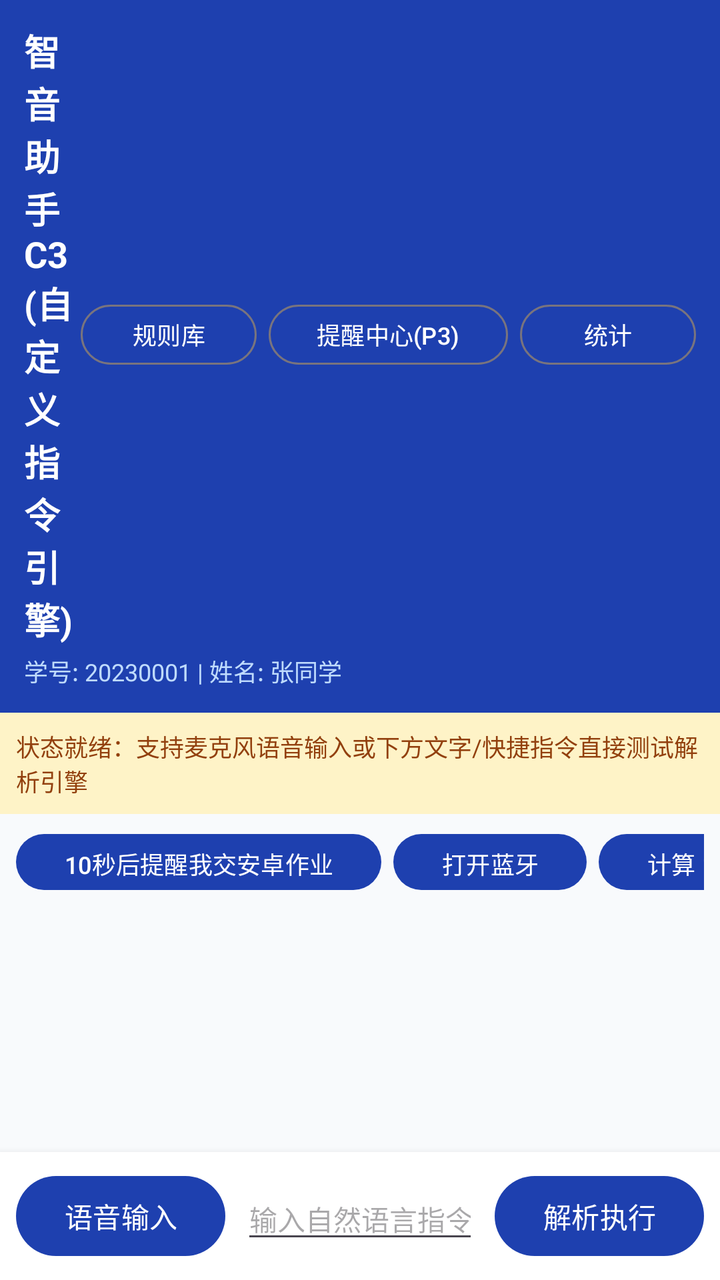
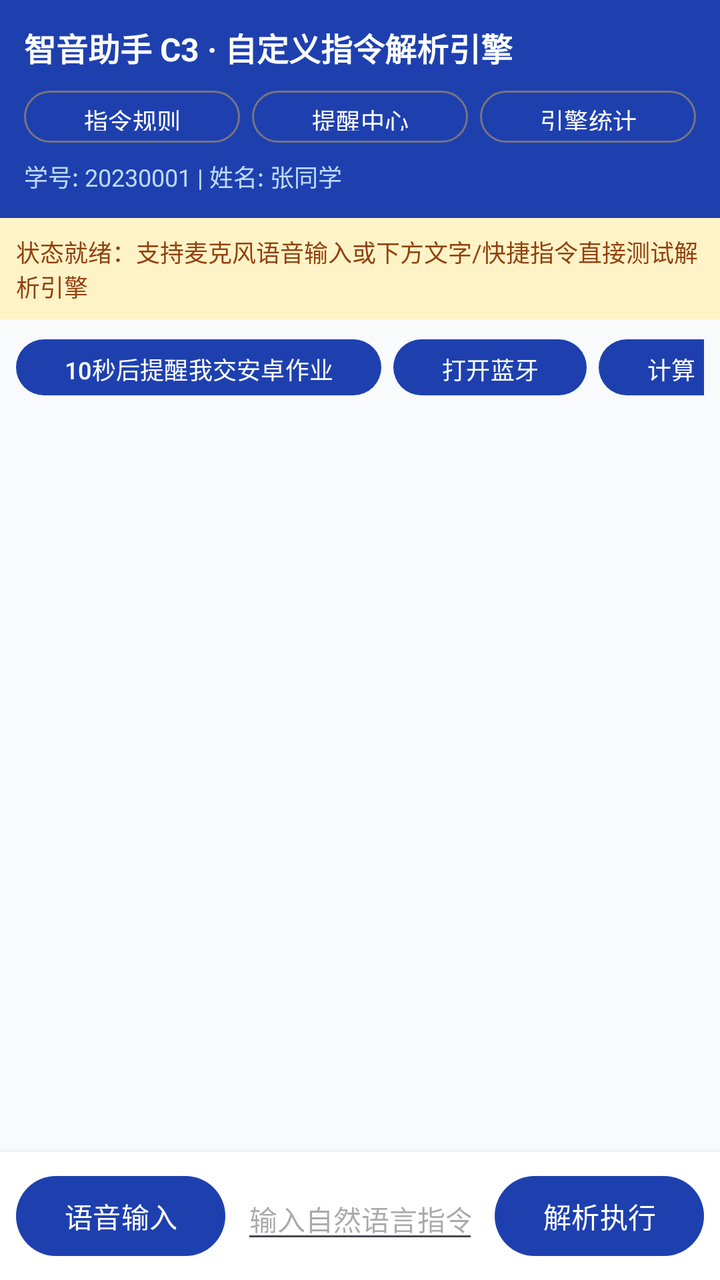

Screens rendered from an Android XML layout before and after an edit, with the pre-edit source and the edit as a unified diff.
<!-- AndroidManifest.xml: application theme Theme.VoiceIntelligence -->
<!-- res/layout/activity_voice_chat.xml -->
<?xml version="1.0" encoding="utf-8"?>
<LinearLayout xmlns:android="http://schemas.android.com/apk/res/android"
    android:layout_width="match_parent"
    android:layout_height="match_parent"
    android:orientation="vertical"
    android:background="@color/bg_light">

    
    <LinearLayout
        android:layout_width="match_parent"
        android:layout_height="wrap_content"
        android:background="@color/primary"
        android:orientation="vertical"
        android:padding="12dp">

        <LinearLayout
            android:layout_width="match_parent"
            android:layout_height="wrap_content"
            android:gravity="center_vertical"
            android:orientation="horizontal">

            <TextView
                android:layout_width="0dp"
                android:layout_height="wrap_content"
                android:layout_weight="1"
                android:text="智音助手 C3 (自定义指令引擎)"
                android:textColor="#FFFFFF"
                android:textSize="18sp"
                android:textStyle="bold" />

            <Button
                android:id="@+id/btnOpenRules"
                style="?attr/materialButtonOutlinedStyle"
                android:layout_width="wrap_content"
                android:layout_height="38dp"
                android:text="规则库"
                android:textColor="#FFFFFF"
                android:textSize="12sp" />

            <Button
                android:id="@+id/btnOpenCompanion"
                style="?attr/materialButtonOutlinedStyle"
                android:layout_width="wrap_content"
                android:layout_height="38dp"
                android:layout_marginStart="6dp"
                android:text="提醒中心(P3)"
                android:textColor="#FFFFFF"
                android:textSize="12sp" />

            <Button
                android:id="@+id/btnOpenStats"
                style="?attr/materialButtonOutlinedStyle"
                android:layout_width="wrap_content"
                android:layout_height="38dp"
                android:layout_marginStart="6dp"
                android:text="统计"
                android:textColor="#FFFFFF"
                android:textSize="12sp" />
        </LinearLayout>

        <TextView
            android:id="@+id/tvWatermark"
            android:layout_width="match_parent"
            android:layout_height="wrap_content"
            android:layout_marginTop="4dp"
            android:text="@string/watermark_default"
            android:textColor="#BFDBFE"
            android:textSize="12sp" />
    </LinearLayout>

    
    <TextView
        android:id="@+id/tvPermissionBanner"
        android:layout_width="match_parent"
        android:layout_height="wrap_content"
        android:background="#FEF3C7"
        android:padding="8dp"
        android:text="状态就绪：支持麦克风语音输入或下方文字/快捷指令直接测试解析引擎"
        android:textColor="#92400E"
        android:textSize="12sp" />

    
    <HorizontalScrollView
        android:layout_width="match_parent"
        android:layout_height="wrap_content"
        android:paddingHorizontal="8dp"
        android:paddingVertical="6dp"
        android:scrollbars="none">

        <LinearLayout
            android:layout_width="wrap_content"
            android:layout_height="wrap_content"
            android:orientation="horizontal">

            <Button
                android:id="@+id/chipQuickReminder"
                android:layout_width="wrap_content"
                android:layout_height="36dp"
                android:text="10秒后提醒我交安卓作业"
                android:textSize="12sp" />

            <Button
                android:id="@+id/chipQuickDevice"
                android:layout_width="wrap_content"
                android:layout_height="36dp"
                android:layout_marginStart="6dp"
                android:text="打开蓝牙"
                android:textSize="12sp" />

            <Button
                android:id="@+id/chipQuickMath"
                android:layout_width="wrap_content"
                android:layout_height="36dp"
                android:layout_marginStart="6dp"
                android:text="计算 128 乘 16"
                android:textSize="12sp" />

            <Button
                android:id="@+id/chipQuickDefense"
                android:layout_width="wrap_content"
                android:layout_height="36dp"
                android:layout_marginStart="6dp"
                android:text="系统状态自检"
                android:textSize="12sp" />
        </LinearLayout>
    </HorizontalScrollView>

    
    <FrameLayout
        android:layout_width="match_parent"
        android:layout_height="0dp"
        android:layout_weight="1">

        <androidx.recyclerview.widget.RecyclerView
            android:id="@+id/rvChatList"
            android:layout_width="match_parent"
            android:layout_height="match_parent"
            android:padding="12dp" />

        <TextView
            android:id="@+id/tvEmptyChat"
            android:layout_width="wrap_content"
            android:layout_height="wrap_content"
            android:layout_gravity="center"
            android:gravity="center"
            android:text="暂无对话记录
请点击下方语音按钮或输入指令体验自定义解析引擎"
            android:textColor="@color/text_secondary"
            android:visibility="gone" />
    </FrameLayout>

    
    <LinearLayout
        android:layout_width="match_parent"
        android:layout_height="wrap_content"
        android:background="@color/surface_card"
        android:elevation="6dp"
        android:gravity="center_vertical"
        android:orientation="horizontal"
        android:padding="8dp">

        <Button
            android:id="@+id/btnVoiceMic"
            android:layout_width="wrap_content"
            android:layout_height="wrap_content"
            android:text="语音输入" />

        <EditText
            android:id="@+id/etCommandInput"
            android:layout_width="0dp"
            android:layout_height="wrap_content"
            android:layout_marginHorizontal="8dp"
            android:layout_weight="1"
            android:hint="输入自然语言指令 (如: 15秒后提醒我喝水)"
            android:inputType="text"
            android:maxLines="2"
            android:textSize="14sp" />

        <Button
            android:id="@+id/btnSendCommand"
            android:layout_width="wrap_content"
            android:layout_height="wrap_content"
            android:text="解析执行" />
    </LinearLayout>
</LinearLayout>
<!-- resources referenced by this layout -->
<resources>
  <color name="bg_light">#F8FAFC</color>
  <color name="primary">#1E40AF</color>
  <color name="surface_card">#FFFFFF</color>
  <color name="text_secondary">#475569</color>
  <string name="watermark_default">学号: 20230001 | 姓名: 张同学</string>
  <style name="Theme.VoiceIntelligence" parent="Theme.Material3.DayNight.NoActionBar">
          <item name="colorPrimary">@color/primary</item>
          <item name="colorSecondary">@color/accent</item>
          <item name="android:statusBarColor">@color/primary_dark</item>
      </style>
  <color name="accent">#0284C7</color>
  <color name="primary_dark">#1E3A8A</color>
</resources>

<!-- the commit's change to res/layout/activity_voice_chat.xml (unified diff, before → after) -->
@@ -3,6 +3,7 @@
     android:layout_width="match_parent"
     android:layout_height="match_parent"
     android:orientation="vertical"
+    android:fitsSystemWindows="true"
     android:background="@color/bg_light">
 
     
@@ -13,47 +14,52 @@
         android:orientation="vertical"
         android:padding="12dp">
 
+        <TextView
+            android:layout_width="match_parent"
+            android:layout_height="wrap_content"
+            android:ellipsize="end"
+            android:maxLines="1"
+            android:text="智音助手 C3 · 自定义指令解析引擎"
+            android:textColor="#FFFFFF"
+            android:textSize="16sp"
+            android:textStyle="bold" />
+
         <LinearLayout
             android:layout_width="match_parent"
             android:layout_height="wrap_content"
+            android:layout_marginTop="6dp"
             android:gravity="center_vertical"
             android:orientation="horizontal">
-
-            <TextView
-                android:layout_width="0dp"
-                android:layout_height="wrap_content"
-                android:layout_weight="1"
-                android:text="智音助手 C3 (自定义指令引擎)"
-                android:textColor="#FFFFFF"
-                android:textSize="18sp"
-                android:textStyle="bold" />
 
             <Button
                 android:id="@+id/btnOpenRules"
                 style="?attr/materialButtonOutlinedStyle"
-                android:layout_width="wrap_content"
-                android:layout_height="38dp"
-                android:text="规则库"
+                android:layout_width="0dp"
+                android:layout_height="34dp"
+                android:layout_weight="1"
+                android:text="指令规则库"
                 android:textColor="#FFFFFF"
                 android:textSize="12sp" />
 
             <Button
                 android:id="@+id/btnOpenCompanion"
                 style="?attr/materialButtonOutlinedStyle"
-                android:layout_width="wrap_content"
-                android:layout_height="38dp"
+                android:layout_width="0dp"
+                android:layout_height="34dp"
                 android:layout_marginStart="6dp"
-                android:text="提醒中心(P3)"
+                android:layout_weight="1"
+                android:text="提醒中心 (P3)"
                 android:textColor="#FFFFFF"
                 android:textSize="12sp" />
 
             <Button
                 android:id="@+id/btnOpenStats"
                 style="?attr/materialButtonOutlinedStyle"
-                android:layout_width="wrap_content"
-                android:layout_height="38dp"
+                android:layout_width="0dp"
+                android:layout_height="34dp"
                 android:layout_marginStart="6dp"
-                android:text="统计"
+                android:layout_weight="1"
+                android:text="引擎统计"
                 android:textColor="#FFFFFF"
                 android:textSize="12sp" />
         </LinearLayout>
<!-- resource entries referenced after the edit -->
@@ -9,6 +9,7 @@
           <item name="colorPrimary">@color/primary</item>
           <item name="colorSecondary">@color/accent</item>
           <item name="android:statusBarColor">@color/primary_dark</item>
+          <item name="android:windowLightStatusBar">false</item>
       </style>
   <color name="accent">#0284C7</color>
   <color name="primary_dark">#1E3A8A</color>
